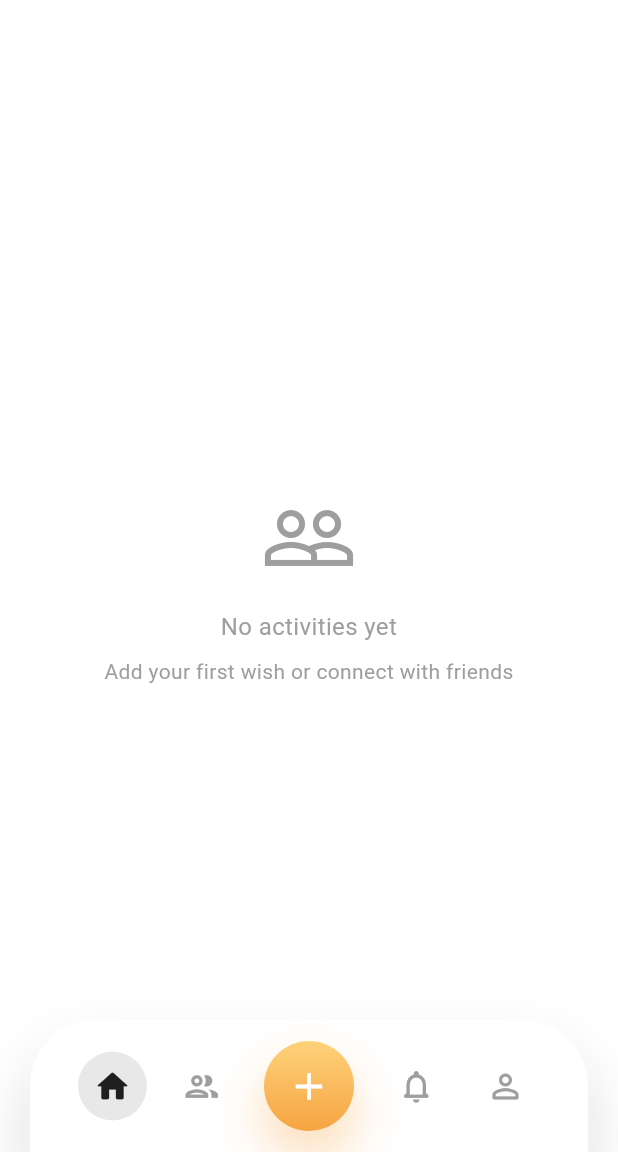
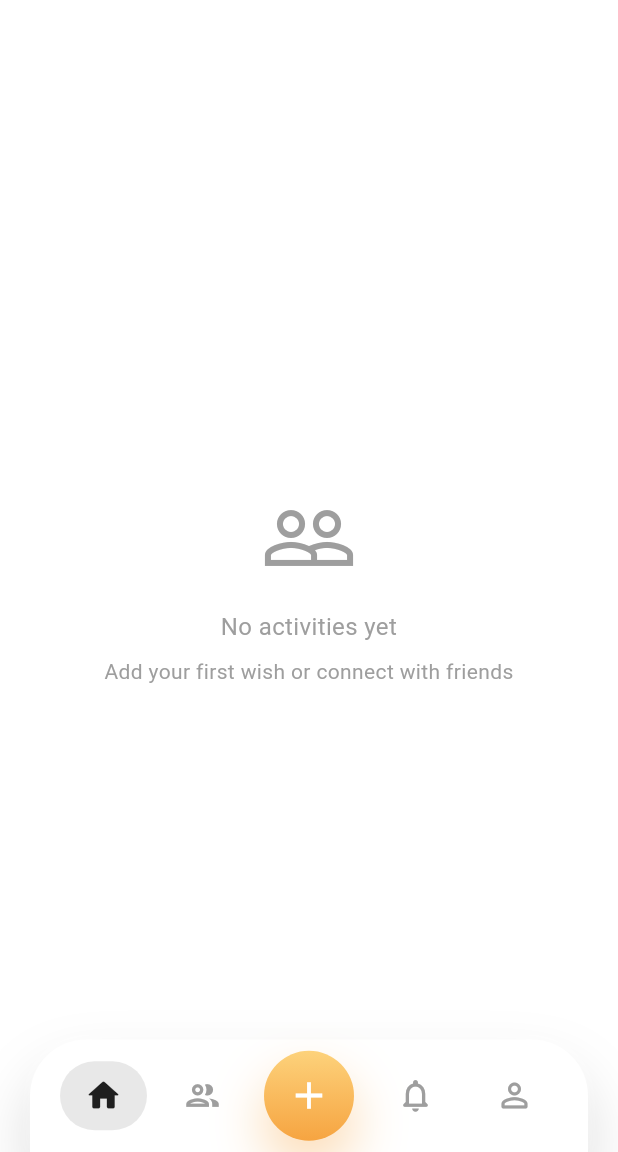
Before and after one commit to astavist/wishlink, a Flutter app: the screen it shows once a user with an empty profile is signed in, on a phone screen of 412 x 824 dp, the part 84-1236 px from its top. Run offline on Flutter 3.47's test engine with Material 3 defaults, Android fonts, the phone set to English and light mode, and no system bars; our stand-ins replace cloud_firestore, firebase_auth, firebase_core, firebase_storage, font_awesome_flutter, google_sign_in and 3 more; accounts and stored records are empty.

Commit message:
Dev: Bottomnavigationbar optimization

```diff
--- a/lib/screens/home_screen.dart
+++ b/lib/screens/home_screen.dart
@@ -575,8 +575,8 @@ class _HomeScreenState extends State<HomeScreen> {
 
       bottomNavigationBar: Builder(
         builder: (context) {
-          const double navBarHeight = 88;
-          const double stackExtraSpace = 34;
+          const double navBarHeight = 75;
+          const double stackExtraSpace = 10;
           const double addButtonSize = 60;
           final double bottomInset = MediaQuery.paddingOf(context).bottom;
           final double stackHeight =
@@ -599,7 +599,7 @@ class _HomeScreenState extends State<HomeScreen> {
                     bottom: 0,
                     child: Container(
                       height: containerHeight,
-                      padding: EdgeInsets.fromLTRB(32, 0, 32, bottomInset),
+                      padding: EdgeInsets.fromLTRB(20, 0, 20, bottomInset),
                       decoration: BoxDecoration(
                         color: Theme.of(context).brightness == Brightness.dark
                             ? const Color(0xFF1F1F1F)
@@ -631,23 +631,26 @@ class _HomeScreenState extends State<HomeScreen> {
                         ],
                       ),
                       child: Row(
-                        mainAxisAlignment: MainAxisAlignment.spaceBetween,
                         children: [
                           _buildBottomNavItem(
                             icon: Icons.home_rounded,
                             index: 0,
                           ),
+                          const SizedBox(width: 8),
                           _buildBottomNavItem(
                             icon: Icons.group_outlined,
                             index: 1,
                             showBadge: _hasFriendRequests,
                           ),
-                          const SizedBox(width: 70),
+                          const Spacer(),
+                          SizedBox(width: addButtonSize - 4),
+                          const Spacer(),
                           _buildBottomNavItem(
                             icon: Icons.notifications_none_rounded,
                             index: 3,
                             showBadge: _unreadNotificationsCount > 0,
                           ),
+                          const SizedBox(width: 8),
                           _buildBottomNavItem(
                             icon: Icons.person_outline_rounded,
                             index: 4,
@@ -745,7 +748,7 @@ class _HomeScreenState extends State<HomeScreen> {
         children: [
           AnimatedContainer(
             duration: const Duration(milliseconds: 200),
-            padding: const EdgeInsets.all(10),
+            padding: const EdgeInsets.symmetric(vertical: 10, horizontal: 16),
             decoration: BoxDecoration(
               color: isSelected
                   ? activeColor.withOpacity(
@@ -861,9 +864,9 @@ class _HomeScreenState extends State<HomeScreen> {
         'wishDetail.deleteFailed',
         params: {'error': error.toString()},
       );
-      ScaffoldMessenger.of(context).showSnackBar(
-        SnackBar(content: Text(message)),
-      );
+      ScaffoldMessenger.of(
+        context,
+      ).showSnackBar(SnackBar(content: Text(message)));
     }
   }
 
```
Lines whose indentation alone changed are shown as unchanged.
